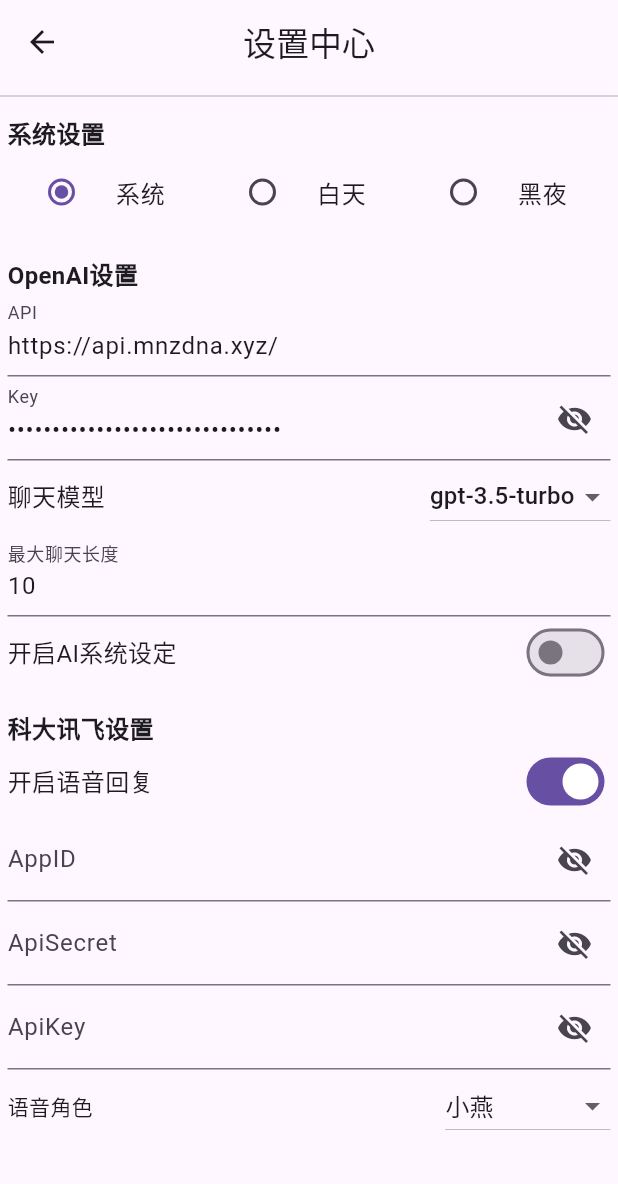
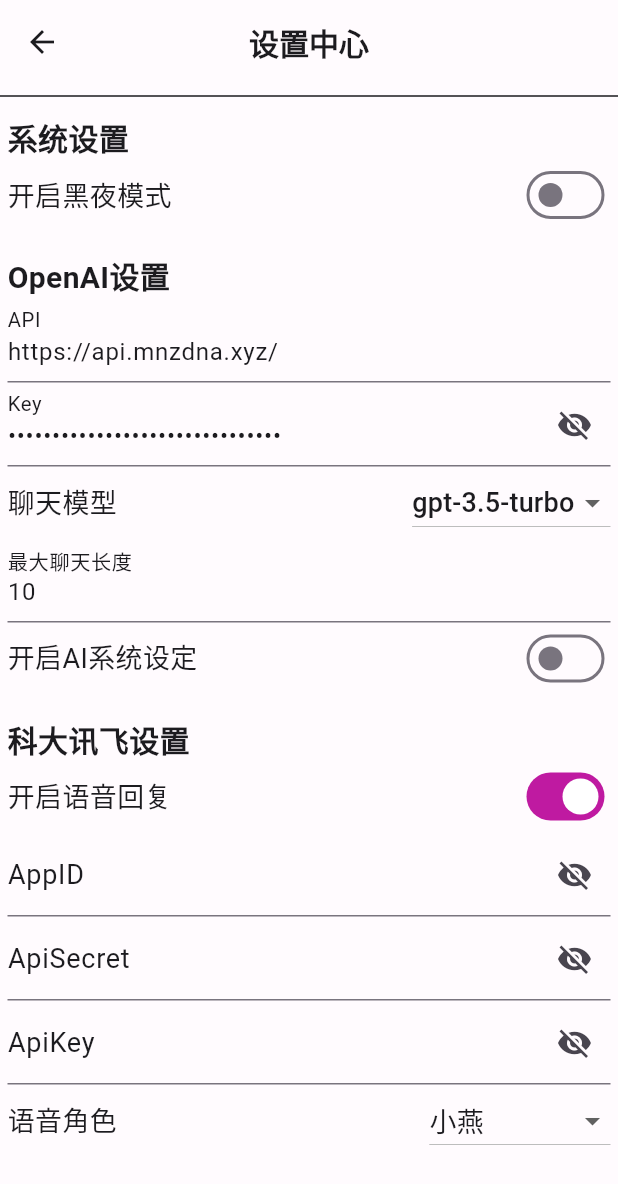
Before and after one commit to NingNing0111/sheep, a Flutter app: the screen it shows after launch, after a tap on the "settings" icon, on a phone screen of 412 x 824 dp. Shown: the top 1184 px of the screen. Run offline on Flutter 3.47's test engine with Material 3 defaults, Android fonts, the phone set to English and light mode, and no system bars; our stand-ins replace adaptive_theme, animated_text_kit, audioplayers, dio, flutter_slidable, get and 4 more; missing offline and left inert: dart:ffi, dart_openai; accounts and stored records are empty; network calls fail; statements that could not run were skipped.

Commit message:
实现主题颜色动态变化，统一字体大小

```diff
--- a/lib/component/chat.dart
+++ b/lib/component/chat.dart
@@ -1,3 +1,4 @@
+import 'package:adaptive_theme/adaptive_theme.dart';
 import 'package:dart_openai/dart_openai.dart';
 import 'package:flutter/cupertino.dart';
 import 'package:flutter/material.dart';
@@ -16,13 +17,13 @@ class InitChatWindows extends StatefulWidget {
 class _InitChatWindowsState extends State<InitChatWindows> {
   @override
   Widget build(BuildContext context) {
-    return const Center(
+    return Center(
       child: Column(
         mainAxisAlignment: MainAxisAlignment.center,
         children: [
-          Icon(CupertinoIcons.sparkles,size: 40,color: Colors.black54,),
-          SizedBox(height: 20,),
-          Text(
+          Icon(CupertinoIcons.sparkles,size: 40,color: AdaptiveTheme.of(context).theme.textTheme.bodyLarge?.color,),
+          const SizedBox(height: 20,),
+          const Text(
             "How can I help you today?",
             textAlign: TextAlign.center,
             style: TextStyle(fontSize: 20, fontWeight: FontWeight.w900),
--- a/lib/component/chat_item.dart
+++ b/lib/component/chat_item.dart
@@ -1,5 +1,4 @@
 import 'package:animated_text_kit/animated_text_kit.dart';
-import 'package:flutter/cupertino.dart';
 import 'package:flutter/material.dart';
 
 class ChatItem extends StatefulWidget {
--- a/lib/component/todo_tile.dart
+++ b/lib/component/todo_tile.dart
@@ -1,3 +1,4 @@
+import 'package:adaptive_theme/adaptive_theme.dart';
 import 'package:flutter/material.dart';
 import 'package:flutter_slidable/flutter_slidable.dart';
 
@@ -35,7 +36,7 @@ class ToDoTile extends StatelessWidget {
         child: Container(
           padding: const EdgeInsets.all(20),
           decoration: BoxDecoration(
-            color: Colors.pink[100],
+            color: AdaptiveTheme.of(context).theme.cardColor,
             borderRadius: BorderRadius.circular(12),
           ),
           child: Column(
@@ -65,7 +66,7 @@ class ToDoTile extends StatelessWidget {
                     child: Checkbox(
                       value: task.state,
                       onChanged: onChanged,
-                      activeColor: Colors.black,
+                      activeColor: AdaptiveTheme.of(context).theme.focusColor,
                     ),
                   ),
                   // task name
--- a/lib/config/theme/color_schemes.dart
+++ b/lib/config/theme/color_schemes.dart
@@ -2,7 +2,7 @@ import 'package:flutter/material.dart';
 
 const lightColorScheme = ColorScheme(
   brightness: Brightness.light,
-  primary: Color(0xFF6750A4),
+  primary: Color(0xFFBF1AA1),
   onPrimary: Color(0xFFFFFFFF),
   primaryContainer: Color(0xFFEADDFF),
   onPrimaryContainer: Color(0xFF21005D),
--- /dev/null
+++ b/lib/config/theme/text_color_schemes.dart
@@ -0,0 +1,12 @@
+
+import 'package:flutter/material.dart';
+
+const lightTextColorSchemes = TextTheme(
+  titleLarge: TextStyle(fontSize: 20,fontWeight: FontWeight.bold),
+  titleMedium: TextStyle(fontSize: 18),
+);
+
+const darkTextColorSchemes = TextTheme(
+  titleLarge: TextStyle(fontSize: 20,fontWeight: FontWeight.bold),
+  titleMedium: TextStyle(fontSize: 18)
+);
--- a/lib/config/theme/theme.dart
+++ b/lib/config/theme/theme.dart
@@ -1,13 +1,16 @@
 import 'package:flutter/material.dart';
+import 'package:sheep/config/theme/text_color_schemes.dart';
 
 import 'color_schemes.dart';
 
 class AppTheme {
   static ThemeData light = ThemeData(
-    colorScheme: lightColorScheme,
-  );
+      colorScheme: lightColorScheme,
+      cardColor: Colors.pink[100],
+      textTheme: lightTextColorSchemes);
 
   static ThemeData dark = ThemeData(
-    colorScheme: darkColorScheme,
-  );
+      colorScheme: darkColorScheme,
+      cardColor: Colors.white10,
+      textTheme: darkTextColorSchemes);
 }
--- a/lib/controller/setting.dart
+++ b/lib/controller/setting.dart
@@ -7,7 +7,7 @@ import 'package:get/get.dart';
 class SettingPageController extends GetxController{
   // ------ 系统 设置
   // 主题类型
-  final themeMode = AdaptiveThemeMode.system.obs;
+  final isDarkTheme = false.obs;
 
   // ------ OpenAI 设置
   // url地址
@@ -32,11 +32,6 @@ class SettingPageController extends GetxController{
   final xfApiKey = "".obs;
   // 语音模型
   final ttsVCN = "xiaoyan".obs;
-
-  void setThemMode(AdaptiveThemeMode model) async {
-    themeMode.value = model;
-    update();
-  }
 
   void setOpenAIBaseUrl(String url) async {
     openAIBaseUrl.value = url;
--- a/lib/layout/base_layout.dart
+++ b/lib/layout/base_layout.dart
@@ -1,7 +1,8 @@
+import 'package:adaptive_theme/adaptive_theme.dart';
 import 'package:flutter/material.dart';
 import 'package:get/get.dart';
+import 'package:path/path.dart';
 import 'package:sheep/page/chat.dart';
-import 'package:sheep/page/period.dart';
 import 'package:sheep/page/story.dart';
 import 'package:sheep/page/todo.dart';
 import 'package:sheep/service/assets_service.dart';
@@ -18,10 +19,24 @@ class BaseLayout extends StatefulWidget {
 
 class _BaseLayoutState extends State<BaseLayout> {
   final _bottomNavigationBarItems = [
-    BottomNavigationBarItem(icon: ImageIcon(AssetImage(AssetsManage.chatBottom),size: 30,), label: "对话"),
     BottomNavigationBarItem(
-        icon: ImageIcon(AssetImage(AssetsManage.storyBottom),size: 30,), label: "听故事"),
-    BottomNavigationBarItem(icon: Icon(Icons.today_outlined,size: 30,),label: "Todo")
+        icon: ImageIcon(
+          AssetImage(AssetsManage.chatBottom),
+          size: 30,
+        ),
+        label: "对话"),
+    BottomNavigationBarItem(
+        icon: ImageIcon(
+          AssetImage(AssetsManage.storyBottom),
+          size: 30,
+        ),
+        label: "听故事"),
+    const BottomNavigationBarItem(
+        icon: Icon(
+          Icons.today_outlined,
+          size: 30,
+        ),
+        label: "Todo")
     // const BottomNavigationBarItem(
     //     icon: Icon(Icons.access_time_filled), label: "经期计算"),
   ];
@@ -39,8 +54,11 @@ class _BaseLayoutState extends State<BaseLayout> {
   Widget build(BuildContext context) {
     return Scaffold(
       appBar: AppBar(
-        backgroundColor: Colors.pink,
-        title: const Text(BaseConfig.APPLICATION_NAME),
+        backgroundColor: AdaptiveTheme.of(context).theme.primaryColor,
+        title: Text(
+          BaseConfig.APPLICATION_NAME,
+          style: AdaptiveTheme.of(context).theme.textTheme.headlineMedium
+        ),
         centerTitle: true,
         leading: InkWell(
           onTap: () => {
@@ -48,7 +66,6 @@ class _BaseLayoutState extends State<BaseLayout> {
               currIndex = 0;
             })
           },
-
           child: Image.asset(AssetsManage.sheepLogo),
         ),
         actions: <Widget>[
--- a/lib/main.dart
+++ b/lib/main.dart
@@ -6,6 +6,7 @@ import 'package:hive_flutter/adapters.dart';
 import 'package:logger/logger.dart';
 import 'package:sheep/config/base.dart';
 import 'package:sheep/config/router/router.dart';
+import 'package:sheep/config/theme/theme.dart';
 import 'package:sheep/controller/setting.dart';
 import 'package:sheep/controller/story.dart';
 import 'package:sheep/controller/todo.dart';
@@ -37,8 +38,8 @@ class MyApp extends StatelessWidget {
     Get.lazyPut(() => TodoPageController());
 
     return AdaptiveTheme(
-      light: ThemeData.light(),
-      dark: ThemeData.dark(),
+      light: AppTheme.light,
+      dark: AppTheme.dark,
       initial: AdaptiveThemeMode.light,
       builder: (theme, darkTheme) => GetMaterialApp(
         title: BaseConfig.APPLICATION_TITLE,
--- a/lib/page/chat.dart
+++ b/lib/page/chat.dart
@@ -7,6 +7,7 @@ import 'package:flutter/material.dart';
 import 'package:get/get.dart';
 import 'package:sheep/component/chat.dart';
 import 'package:sheep/component/chat_item.dart';
+import 'package:sheep/config/theme/theme.dart';
 import 'package:sheep/controller/chat.dart';
 import 'package:sheep/controller/setting.dart';
 import 'package:sheep/model/message.dart';
@@ -80,7 +81,6 @@ class ChatPage extends GetResponsiveView<ChatPageController> {
                 prefixIcon: GestureDetector(
                   child: const Icon(
                     Icons.cleaning_services_outlined,
-                    color: Colors.green,
                   ),
                   onTap: () {
                     if(_chatPageController.messages.isNotEmpty){
--- a/lib/page/setting.dart
+++ b/lib/page/setting.dart
@@ -33,47 +33,28 @@ class SettingPage extends GetResponsiveView<SettingPageController> {
                 crossAxisAlignment: CrossAxisAlignment.start,
                 mainAxisAlignment: MainAxisAlignment.start,
                 children: [
-                  const Text(
+                  Text(
                     "系统设置",
-                    style: TextStyle(fontSize: 16, fontWeight: FontWeight.bold),
+                    style: AdaptiveTheme.of(context).theme.textTheme.titleLarge,
                   ),
                   Obx(() => Row(
                         mainAxisAlignment: MainAxisAlignment.spaceBetween,
                         children: [
-                          Expanded(
-                              child: RadioListTile(
-                                  title: const Text("系统"),
-                                  value: AdaptiveThemeMode.system,
-                                  groupValue:
-                                      _settingController.themeMode.value,
-                                  onChanged: (value) {
-
-                                    AdaptiveTheme.of(context).setSystem();
-                                    _settingController
-                                        .setThemMode(value!);
-                                  })),
-                          Expanded(
-                              child: RadioListTile(
-                                  title: const Text("白天"),
-                                  value: AdaptiveThemeMode.light,
-                                  groupValue:
-                                      _settingController.themeMode.value,
-                                  onChanged: (value) {
-                                    AdaptiveTheme.of(context).setLight();
-                                    _settingController
-                                        .setThemMode(value!);
-                                  })),
-                          Expanded(
-                              child: RadioListTile(
-                                  title: const Text("黑夜"),
-                                  value: AdaptiveThemeMode.dark,
-                                  groupValue:
-                                      _settingController.themeMode.value,
-                                  onChanged: (value) {
-                                    AdaptiveTheme.of(context).setDark();
-                                    _settingController
-                                        .setThemMode(value!);
-                                  })),
+                          Text(
+                            "开启黑夜模式",
+                            style: AdaptiveTheme.of(context).theme.textTheme.titleMedium,
+                          ),
+                          Switch(
+                              value: _settingController.isDarkTheme.value,
+                              onChanged: (value) {
+                                if (value) {
+                                  AdaptiveTheme.of(context).setDark();
+                                  _settingController.isDarkTheme.value = true;
+                                } else {
+                                  AdaptiveTheme.of(context).setLight();
+                                  _settingController.isDarkTheme.value = false;
+                                }
+                              }),
                         ],
                       ))
                 ],
@@ -86,9 +67,9 @@ class SettingPage extends GetResponsiveView<SettingPageController> {
                 crossAxisAlignment: CrossAxisAlignment.start,
                 mainAxisAlignment: MainAxisAlignment.start,
                 children: [
-                  const Text(
+                  Text(
                     "OpenAI设置",
-                    style: TextStyle(fontSize: 16, fontWeight: FontWeight.bold),
+                    style: AdaptiveTheme.of(context).theme.textTheme.titleLarge,
                   ),
                   Obx(() => Column(
                         children: [
@@ -96,7 +77,7 @@ class SettingPage extends GetResponsiveView<SettingPageController> {
                             decoration: InputDecoration(
                                 hintText:
                                     _settingController.openAIBaseUrl.value,
-                                label: const Text("API")),
+                                label: Text("API",style: AdaptiveTheme.of(context).theme.textTheme.titleMedium,)),
                             initialValue:
                                 _settingController.openAIBaseUrl.value,
                             onChanged: (value) =>
@@ -114,7 +95,7 @@ class SettingPage extends GetResponsiveView<SettingPageController> {
                                       : Icons.visibility_off),
                                 ),
                                 hintText: _settingController.openAIApiKey.value,
-                                label: const Text("Key")),
+                                label: Text("Key",style: AdaptiveTheme.of(context).theme.textTheme.titleMedium,)),
                             initialValue: _settingController.openAIApiKey.value,
                             obscureText: !_showOpenAIKey.value,
                             onChanged: (value) =>
@@ -123,9 +104,9 @@ class SettingPage extends GetResponsiveView<SettingPageController> {
                           Row(
                             mainAxisAlignment: MainAxisAlignment.spaceBetween,
                             children: [
-                              const Text(
+                              Text(
                                 "聊天模型",
-                                style: TextStyle(fontSize: 16),
+                                style: AdaptiveTheme.of(context).theme.textTheme.titleMedium,
                               ),
                               DropdownButton<String>(
                                 value: "gpt-3.5-turbo",
@@ -144,7 +125,7 @@ class SettingPage extends GetResponsiveView<SettingPageController> {
                             decoration: InputDecoration(
                                 hintText: _settingController.chatLength.value
                                     .toString(),
-                                label: const Text("最大聊天长度")),
+                                label: Text("最大聊天长度",style: AdaptiveTheme.of(context).theme.textTheme.titleMedium,)),
                             initialValue:
                                 _settingController.chatLength.value.toString(),
                             keyboardType: TextInputType.number,
@@ -157,9 +138,9 @@ class SettingPage extends GetResponsiveView<SettingPageController> {
                           Row(
                             mainAxisAlignment: MainAxisAlignment.spaceBetween,
                             children: [
-                              const Text(
+                              Text(
                                 "开启AI系统设定",
-                                style: TextStyle(fontSize: 16),
+                                style: AdaptiveTheme.of(context).theme.textTheme.titleMedium,
                               ),
                               Switch(
                                   value: _settingController
@@ -177,7 +158,7 @@ class SettingPage extends GetResponsiveView<SettingPageController> {
                                   decoration: InputDecoration(
                                       hintText:
                                           _settingController.systemPrompt.value,
-                                      label: const Text("系统提示词")),
+                                      label: Text("系统提示词",style: AdaptiveTheme.of(context).theme.textTheme.titleMedium,)),
                                   initialValue:
                                       _settingController.systemPrompt.value,
                                   onChanged: (value) =>
@@ -196,18 +177,18 @@ class SettingPage extends GetResponsiveView<SettingPageController> {
                 crossAxisAlignment: CrossAxisAlignment.start,
                 mainAxisAlignment: MainAxisAlignment.start,
                 children: [
-                  const Text(
+                  Text(
                     "科大讯飞设置",
-                    style: TextStyle(fontSize: 16, fontWeight: FontWeight.bold),
+                    style: AdaptiveTheme.of(context).theme.textTheme.titleLarge,
                   ),
                   Obx(() => Column(
                         children: [
                           Row(
                             mainAxisAlignment: MainAxisAlignment.spaceBetween,
                             children: [
-                              const Text(
+                              Text(
                                 "开启语音回复",
-                                style: TextStyle(fontSize: 16),
+                                style: AdaptiveTheme.of(context).theme.textTheme.titleMedium,
                               ),
                               Switch(
                                   value:
@@ -236,7 +217,7 @@ class SettingPage extends GetResponsiveView<SettingPageController> {
                                           ),
                                           hintText:
                                               _settingController.xfAppID.value,
-                                          label: const Text("AppID")),
+                                          label: Text("AppID",style: AdaptiveTheme.of(context).theme.textTheme.titleMedium,)),
                                       initialValue:
                                           _settingController.xfAppID.value,
                                       obscureText: !_showXfAppID.value,
@@ -256,7 +237,7 @@ class SettingPage extends GetResponsiveView<SettingPageController> {
                                           ),
                                           hintText: _settingController
                                               .xfApiSecret.value,
-                                          label: const Text("ApiSecret")),
+                                          label: Text("ApiSecret",style: AdaptiveTheme.of(context).theme.textTheme.titleMedium,)),
                                       initialValue:
                                           _settingController.xfApiSecret.value,
                                       obscureText: !_showXfSecret.value,
@@ -276,7 +257,7 @@ class SettingPage extends GetResponsiveView<SettingPageController> {
                                           ),
                                           hintText:
                                               _settingController.xfApiKey.value,
-                                          label: const Text("ApiKey")),
+                                          label: Text("ApiKey",style: AdaptiveTheme.of(context).theme.textTheme.titleMedium,)),
                                       initialValue:
                                           _settingController.xfApiKey.value,
                                       obscureText: !_showXfKey.value,
@@ -287,7 +268,7 @@ class SettingPage extends GetResponsiveView<SettingPageController> {
                                       mainAxisAlignment:
                                           MainAxisAlignment.spaceBetween,
                                       children: [
-                                        const Text("语音角色"),
+                                        Text("语音角色",style: AdaptiveTheme.of(context).theme.textTheme.titleMedium,),
                                         DropdownButton<String>(
                                             value:
                                                 _settingController.ttsVCN.value,
--- a/lib/page/todo.dart
+++ b/lib/page/todo.dart
@@ -1,3 +1,4 @@
+import 'package:adaptive_theme/adaptive_theme.dart';
 import 'package:flutter/material.dart';
 import 'package:get/get.dart';
 import 'package:sheep/component/todo_tile.dart';
@@ -20,6 +21,7 @@ class TodoPage extends GetView<TodoPageController> {
     return Obx(() => Scaffold(
         floatingActionButton: FloatingActionButton(
           onPressed: toAddTask,
+          backgroundColor: AdaptiveTheme.of(context).theme.cardColor,
           child: const Icon(Icons.add),
         ),
         // floatingActionButtonLocation: FloatingActionButtonLocation.centerFloat,
```
Also changed, not shown: lib/component/dialog_box.dart (+4 -6 lines).
